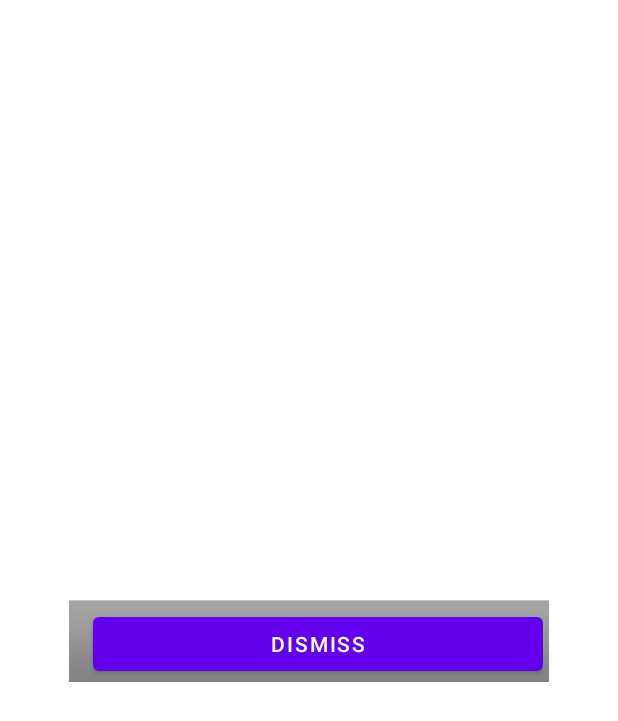
After one commit to raily2595/SoilRoverApp, an Android app: the layout alarm_alert.xml on its own in the app's theme, with its tools: preview values and no code run, on a phone screen of 412 x 824 dp. The commit adds this screen. Shown: the top 721 px of the screen. Run offline under Robolectric (Android 15) with nearby library versions, the phone set to English and light mode, and no system bars.

Commit message:
la til alarm xml

```diff
--- a/app/src/main/AndroidManifest.xml
+++ b/app/src/main/AndroidManifest.xml
@@ -7,6 +7,7 @@
     <uses-permission android:name="android.permission.ACCESS_COARSE_LOCATION" />
     <uses-permission android:name="android.permission.BLUETOOTH_ADMIN" />
     <uses-permission android:name="android.permission.BLUETOOTH_CONNECT" />
+    <uses-permission android:name="android.permission.SCHEDULE_EXACT_ALARM"/>
 
     <uses-permission android:name="android.permission.BLUETOOTH_CONNECT" />
 
--- /dev/null
+++ b/app/src/main/res/layout/alarm_alert.xml
@@ -0,0 +1,61 @@
+<?xml version="1.0" encoding="utf-8"?>
+<LinearLayout
+    xmlns:android="http://schemas.android.com/apk/res/android"
+    android:layout_width="match_parent"
+    android:layout_height="match_parent"
+    android:gravity="center">
+
+    <LinearLayout
+        android:layout_width="wrap_content"
+        android:layout_height="wrap_content"
+        android:layout_gravity="center"
+        android:gravity="center_horizontal"
+        android:orientation="vertical">
+
+        <TextView android:id="@+id/alertTitle"
+            style="?android:attr/textAppearanceLarge"
+            android:singleLine="true"
+            android:ellipsize="end"
+            android:gravity="center"
+            android:layout_width="match_parent"
+            android:layout_height="wrap_content" />
+        <ImageView
+            android:layout_width="match_parent"
+            android:layout_height="1dip"
+            android:scaleType="fitXY"
+            android:gravity="fill_horizontal"
+            android:layout_marginLeft="10dip"
+            android:layout_marginRight="10dip"/>
+
+        <LinearLayout
+            android:id="@+id/clockView"
+            android:layout_width="wrap_content"
+            android:layout_height="0dp"
+            android:layout_weight="1"
+            android:layout_gravity="fill_vertical|center"
+            android:orientation="horizontal" />
+
+        <LinearLayout
+            android:layout_width="wrap_content"
+            android:layout_height="wrap_content"
+            style="@android:style/ButtonBar">
+
+            <!-- blank stretchable view -->
+            <View
+                android:layout_width="2dip"
+                android:layout_height="2dip"
+                android:layout_gravity="fill_horizontal"
+                android:layout_weight="1"/>
+
+            <Button
+                android:id="@+id/dismiss"
+                android:layout_width="wrap_content"
+                android:layout_height="wrap_content"
+                android:layout_weight="20"
+                android:text="@string/alarm_alert_dismiss_text" />
+
+        </LinearLayout>
+
+    </LinearLayout>
+
+</LinearLayout>
--- /dev/null
+++ b/app/src/main/res/layout/alarm_clock.xml
@@ -0,0 +1,21 @@
+<?xml version="1.0" encoding="utf-8"?>
+<LinearLayout xmlns:android="http://schemas.android.com/apk/res/android"
+    android:id="@+id/base_layout"
+    android:layout_width="match_parent"
+    android:layout_height="match_parent"
+    android:layout_marginTop="6dip"
+    android:orientation="vertical">
+
+    <LinearLayout
+        android:id="@+id/clock_layout"
+        android:layout_width="match_parent"
+        android:layout_height="192dip"
+        android:orientation="horizontal" />
+
+    <ListView
+        android:id="@+id/alarms_list"
+        android:layout_width="match_parent"
+        android:layout_height="0dp"
+        android:layout_weight="1" />
+
+</LinearLayout>
--- a/app/src/main/res/values/strings.xml
+++ b/app/src/main/res/values/strings.xml
@@ -14,4 +14,7 @@
     <string name="menu_bluetooth">Bluetooth</string>
     <string name="menu_manual">Manual</string>
 
+    <string name="alarm_alert_snooze_text">Snooze</string>
+    <string name="alarm_alert_dismiss_text">Dismiss</string>
+
 </resources>
```
